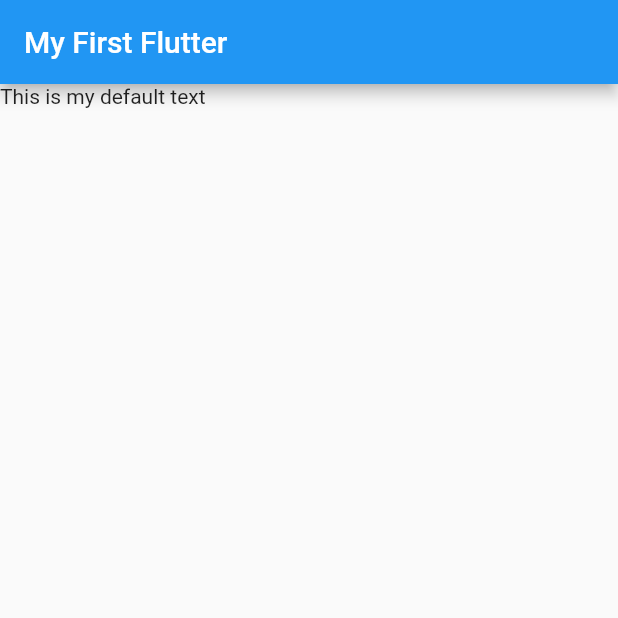
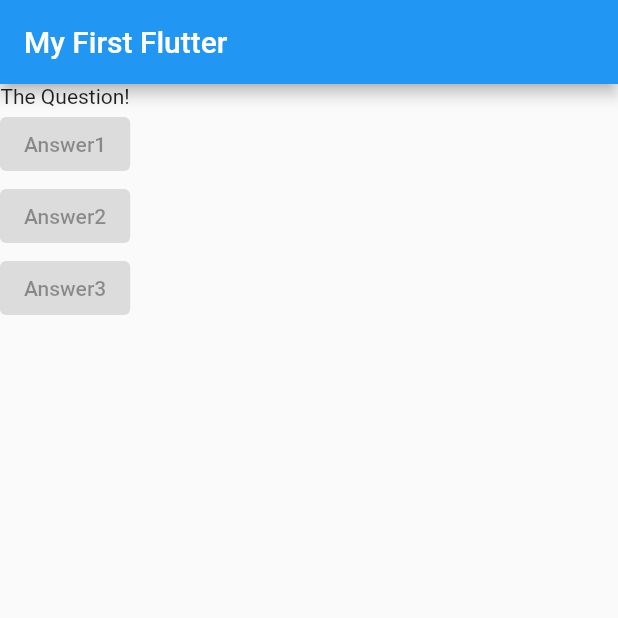
Before and after one commit to rldnrl/flutter-quiz-app, a Flutter app: the screen it shows after launch, on a phone screen of 412 x 824 dp, the top half of it. Run offline on Flutter 3.47's test engine with Material 2 defaults, Android fonts, the phone set to English and light mode, and no system bars.

Commit message:
feat: add layout widget

```diff
--- a/lib/main.dart
+++ b/lib/main.dart
@@ -7,12 +7,32 @@ void main(List<String> args) {
 class MyApp extends StatelessWidget {
   @override
   Widget build(BuildContext context) {
+    var questions = [
+      'What\'s your favorite color?',
+      'What\'s your favorite animal?'
+    ];
     return MaterialApp(
       home: Scaffold(
         appBar: AppBar(
           title: const Text('My First Flutter'),
         ),
-        body: const Text('This is my default text'),
+        body: Column(
+          children: const [
+            Text('The Question!'),
+            ElevatedButton(
+              onPressed: null,
+              child: Text('Answer1'),
+            ),
+            ElevatedButton(
+              onPressed: null,
+              child: Text('Answer2'),
+            ),
+            ElevatedButton(
+              onPressed: null,
+              child: Text('Answer3'),
+            ),
+          ],
+        ),
       ),
     );
   }
```
